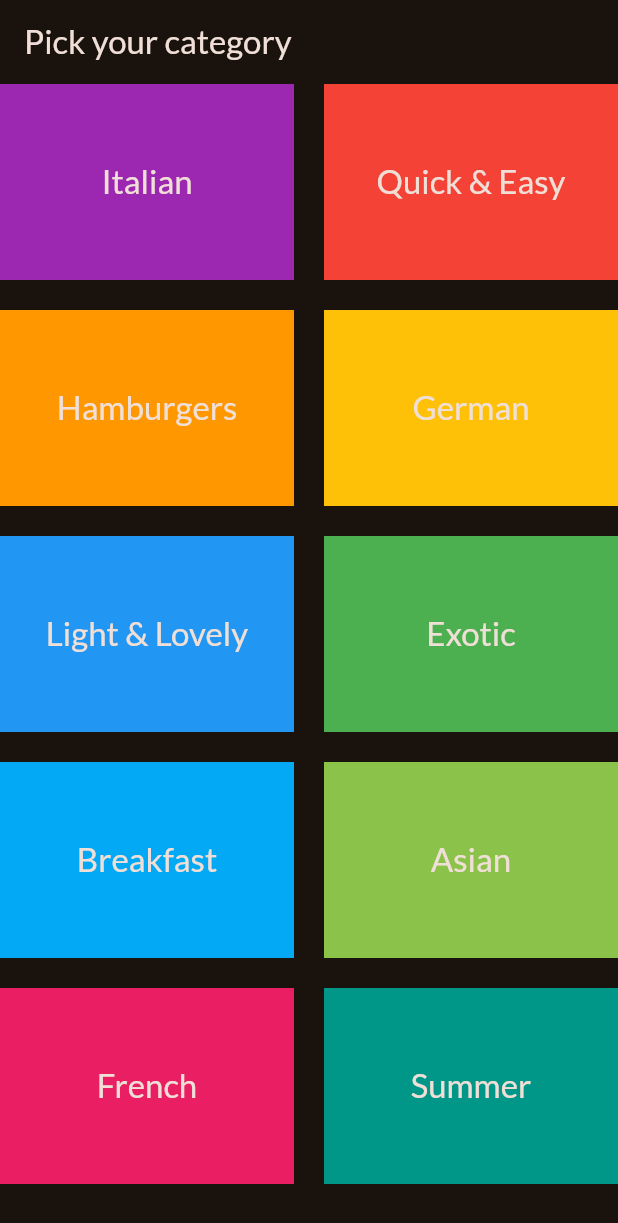
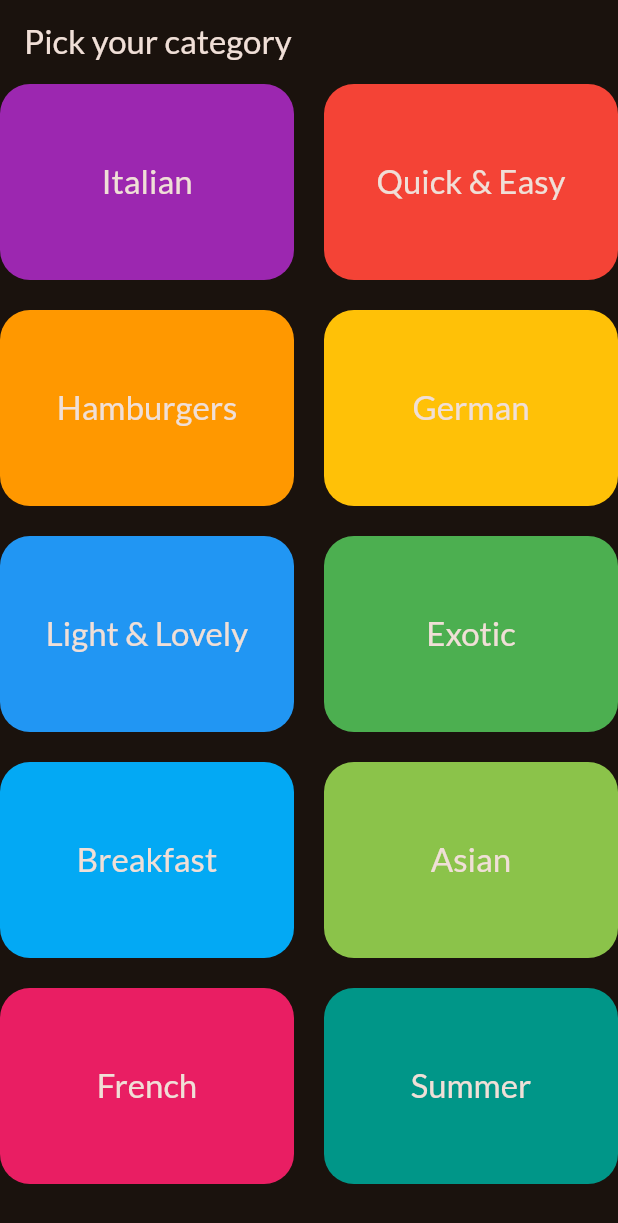
Before and after one commit to layal11/Flutter, a Flutter app: the screen it shows after launch, on a phone screen of 412 x 824 dp. Shown: the top 1223 px of the screen. Run offline on Flutter 3.47's test engine with Material 2 defaults, Android fonts, the phone set to English and light mode, and no system bars; our stand-ins replace google_fonts.

Commit message:
add border radius to grid items

```diff
--- a/lib/widgets/category_grid_item.dart
+++ b/lib/widgets/category_grid_item.dart
@@ -11,7 +11,12 @@ class CategoryGridItem extends StatelessWidget {
   Widget build(BuildContext context) {
     return Container(
       alignment: Alignment.center,
-      color: category.color,
+      decoration: BoxDecoration(
+        color: category.color,
+        borderRadius: const BorderRadius.all(
+          Radius.circular(20),
+        ),
+      ),
       child: Text(
         category.title,
         style: Theme.of(context)
```
